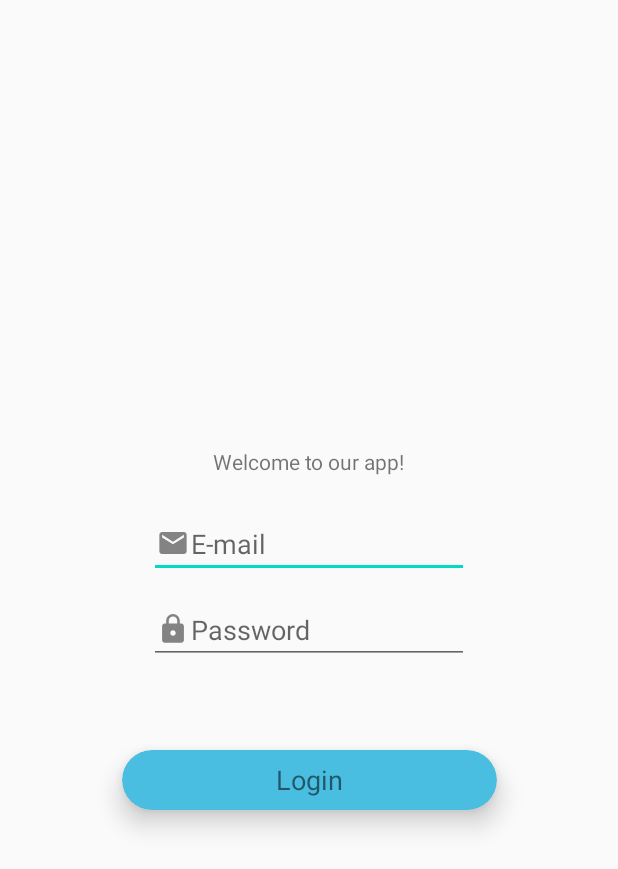
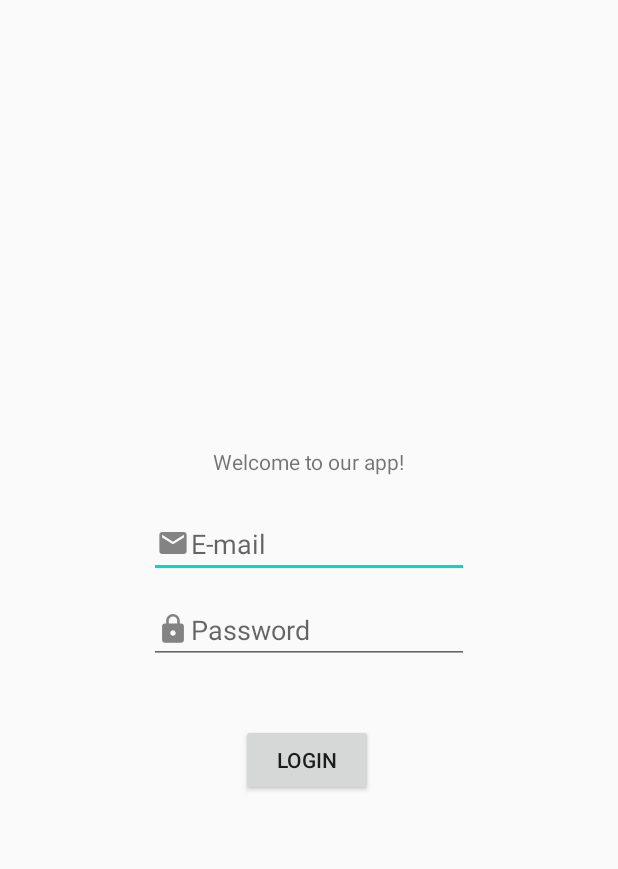
Before and after one commit to kzizz/Healthbud-Hackathon, an Android app: the screen it shows after launch (MainActivity), on a phone screen of 412 x 824 dp. Shown: the top 869 px of the screen. Run offline under Robolectric (Android 15) with nearby library versions, the phone set to English and light mode, and no system bars; our stand-ins replace Firebase (no records; nobody signed in at launch, a user with empty details on screens opened directly).

Commit message:
Switched cardview for a login button

```diff
--- a/app/src/main/java/com/example/cmdf2020/MainActivity.java
+++ b/app/src/main/java/com/example/cmdf2020/MainActivity.java
@@ -31,11 +31,11 @@ public class MainActivity extends AppCompatActivity {
         emailId = findViewById(R.id.email);
         passwd = findViewById(R.id.password);
         // add btnSignIn findViewById
-        btnSignIn.setOnClickListener(new View.OnClickListener(){
-            @Override
-            public void onClick(View view){
-                String emailID = emailId.getText().toString();
-            }
-        });
+//        btnSignIn.setOnClickListener(new View.OnClickListener(){
+//            @Override
+//            public void onClick(View view){
+//                String emailID = emailId.getText().toString();
+//            }
+//        });
     }
 }
--- a/app/src/main/res/layout/activity_main.xml
+++ b/app/src/main/res/layout/activity_main.xml
@@ -54,35 +54,18 @@
         app:layout_constraintStart_toStartOf="parent"
         app:layout_constraintTop_toTopOf="parent" />
 
-    <androidx.cardview.widget.CardView
-        android:layout_width="250dp"
-        android:layout_height="40dp"
-        android:layout_marginStart="200dp"
-        android:layout_marginLeft="200dp"
-        android:layout_marginTop="500dp"
-        android:layout_marginEnd="200dp"
-        android:layout_marginRight="200dp"
-        app:cardBackgroundColor="#49BEE1"
-        app:cardCornerRadius="25dp"
-        app:cardElevation="10dp"
+    <Button
+        android:id="@+id/loginButton"
+        android:layout_width="wrap_content"
+        android:layout_height="wrap_content"
+        android:layout_marginStart="170dp"
+        android:layout_marginLeft="170dp"
+        android:layout_marginTop="40dp"
+        android:layout_marginEnd="170dp"
+        android:layout_marginRight="170dp"
+        android:text="Login"
         app:layout_constraintEnd_toEndOf="parent"
+        app:layout_constraintHorizontal_bias="0.6"
         app:layout_constraintStart_toStartOf="parent"
-        app:layout_constraintTop_toTopOf="parent">
-
-
-        <RelativeLayout
-            android:layout_width="match_parent"
-            android:layout_height="match_parent">
-
-            <TextView
-                android:id="@+id/textView"
-                android:layout_width="wrap_content"
-                android:layout_height="wrap_content"
-                android:layout_centerInParent="true"
-                android:text="Login"
-                android:textSize="18sp" />
-        </RelativeLayout>
-    </androidx.cardview.widget.CardView>
-
-
+        app:layout_constraintTop_toBottomOf="@+id/password" />
 </androidx.constraintlayout.widget.ConstraintLayout>
```
